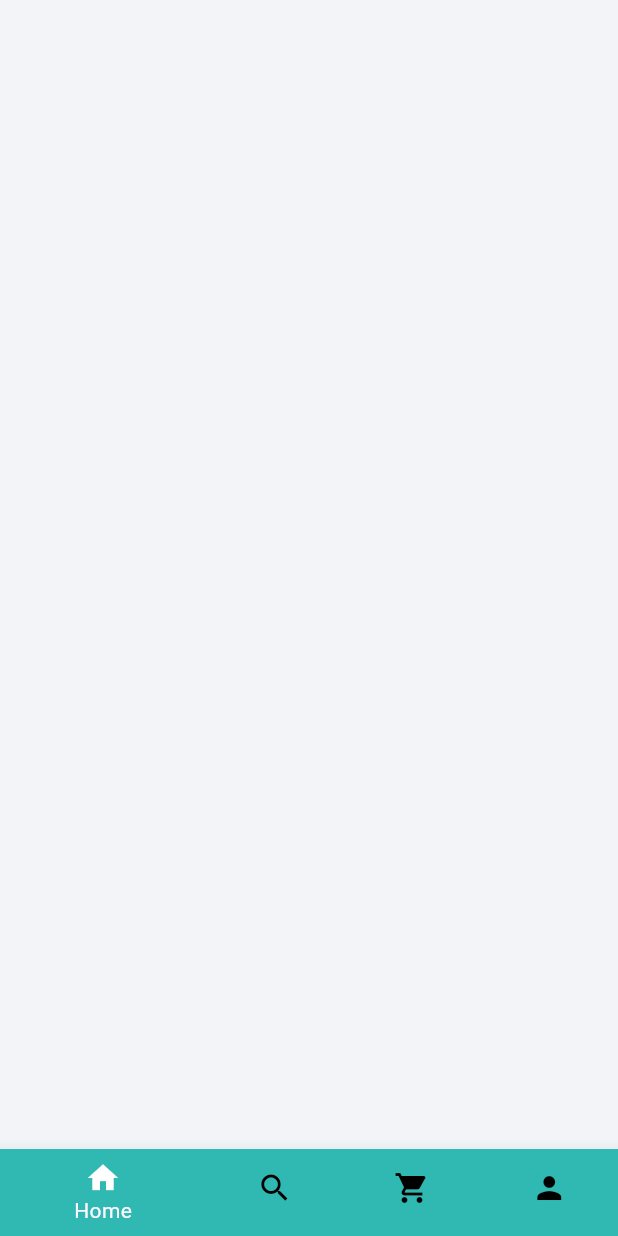
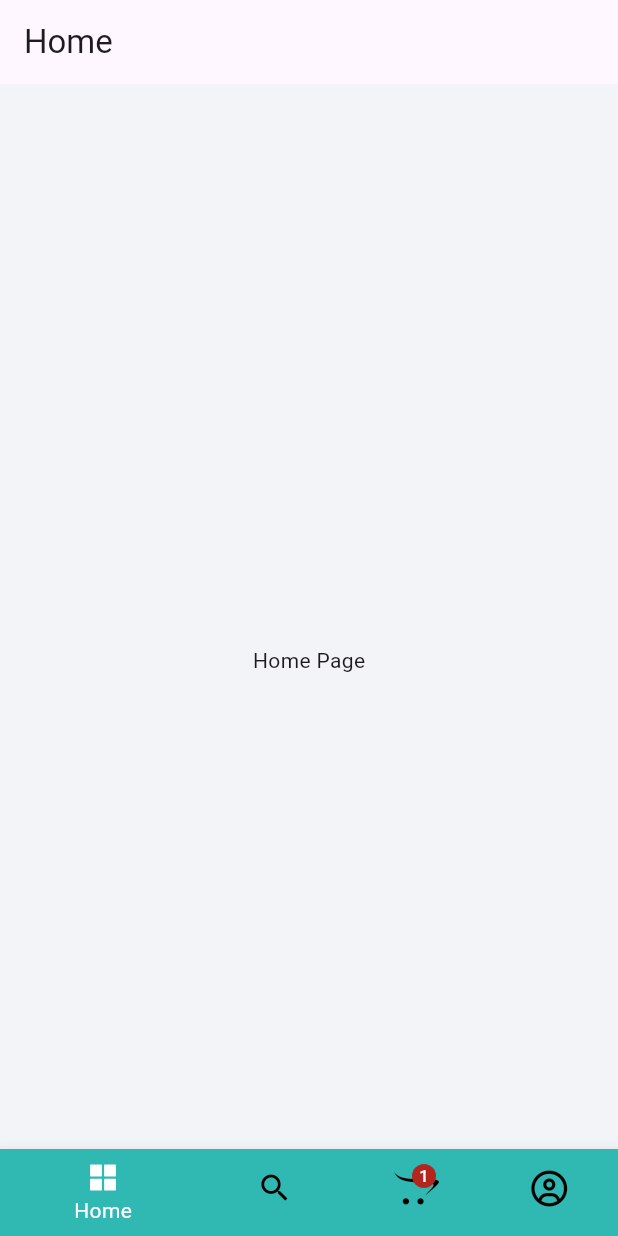
Before and after one commit to asyrafahmad/foodly_app, a Flutter app: the screen it shows after launch, on a phone screen of 412 x 824 dp. Run offline on Flutter 3.47's test engine with Material 3 defaults, Android fonts, the phone set to English and light mode, and no system bars; our stand-ins replace flutter_screenutil, flutter_vector_icons, get.

Commit message:
[Add] entrypoint PageList

```diff
--- /dev/null
+++ b/lib/controller/tab_index_controller.dart
@@ -0,0 +1,13 @@
+import 'package:get/get.dart';
+
+class TabIndexController extends GetxController {
+
+  // Observable variable to hold the current tab index (RxInt must have observable - obs)
+  RxInt _tabIndex = 0.obs;
+
+  int get tabIndex => _tabIndex.value;
+
+  set setTabIndex(int newValue) {
+    _tabIndex.value = newValue;
+  }
+}
--- a/lib/main.dart
+++ b/lib/main.dart
@@ -4,7 +4,7 @@ import 'package:foodly_app/constants/constants.dart';
 import 'package:foodly_app/views/entrypoint.dart';
 import 'package:get/get.dart';
 
-Widget defaultHome = const MainScreen();
+Widget defaultHome = MainScreen();
 
 void main() {
   runApp(const MyApp());
--- a/lib/views/entrypoint.dart
+++ b/lib/views/entrypoint.dart
@@ -1,20 +1,36 @@
+// ignore_for_file: prefer_const_constructors_in_immutables
+
 import 'package:flutter/material.dart';
+import 'package:flutter_vector_icons/flutter_vector_icons.dart';
 import 'package:foodly_app/constants/constants.dart';
+import 'package:foodly_app/controller/tab_index_controller.dart';
+import 'package:foodly_app/views/cart/cart_page.dart';
+import 'package:foodly_app/views/home/home_page.dart';
+import 'package:foodly_app/views/profile/profile_page.dart';
+import 'package:foodly_app/views/search/search_page.dart';
+import 'package:get/get.dart';
 
 class MainScreen extends StatelessWidget {
-  const MainScreen({super.key});
+  MainScreen({super.key});
+
+  final controller = Get.put(TabIndexController());
+
+  List<Widget> pageList = const [
+    // Add your pages here
+    // Example: HomePage(), SearchPage(), CartPage(), ProfilePage()
+    HomePage(),
+    SearchPage(),
+    CartPage(),
+    ProfilePage(),
+  ];
 
   @override
   Widget build(BuildContext context) {
-    return Scaffold(
+
+    return Obx(() =>  Scaffold(
         body: Stack(
           children: [
-          // Background image or color
-          Container(
-            height: height,
-            width: width,
-            color: kOffWhite,
-          ),
+            pageList[controller.tabIndex],
             Align(
               alignment: Alignment.bottomCenter,
               child: Theme(
@@ -30,23 +46,27 @@ class MainScreen extends StatelessWidget {
                   ),
                   onTap: (value) {
                     // Handle navigation logic here
-                  print("Selected index: $value");
+                    controller.setTabIndex = value;
                   },
-                items: const [
+                  currentIndex: controller.tabIndex,
+                  items: [
                     BottomNavigationBarItem(
-                    icon: Icon(Icons.home),
+                      icon: controller.tabIndex == 0 ? Icon(AntDesign.appstore1) : Icon(AntDesign.appstore_o),
                       label: 'Home',
                     ),
-                  BottomNavigationBarItem(
+                    const BottomNavigationBarItem(
                       icon: Icon(Icons.search),
                       label: 'Search',
                     ),
-                  BottomNavigationBarItem(
-                    icon: Icon(Icons.shopping_cart),
+                    const BottomNavigationBarItem(
+                      icon: Badge(
+                        label: Text('1'),
+                        child: Icon(FontAwesome.opencart)
+                      ),
                       label: 'Cart',
                     ),
                     BottomNavigationBarItem(
-                    icon: Icon(Icons.person),
+                      icon: controller.tabIndex == 3 ? Icon(FontAwesome.user_circle) : Icon(FontAwesome.user_circle_o),
                       label: 'Profile',
                     ),
                   ]
@@ -55,6 +75,7 @@ class MainScreen extends StatelessWidget {
             )
             ],
         ),
+      )
     );
   }
 }
--- /dev/null
+++ b/lib/views/home/home_page.dart
@@ -0,0 +1,17 @@
+import 'package:flutter/material.dart';
+
+class HomePage extends StatelessWidget {
+  const HomePage({super.key});
+
+  @override
+  Widget build(BuildContext context) {
+    return Scaffold(
+      appBar: AppBar(
+        title: Text('Home'),
+      ),
+      body: Center(
+        child: Text('Home Page'),
+      ),
+    );
+  }
+}
```
Also changed, not shown: lib/views/cart/cart_page.dart (added, +17 -0 lines), lib/views/profile/profile_page.dart (added, +17 -0 lines), lib/views/search/search_page.dart (added, +17 -0 lines). Lines whose indentation alone changed are shown as unchanged.
